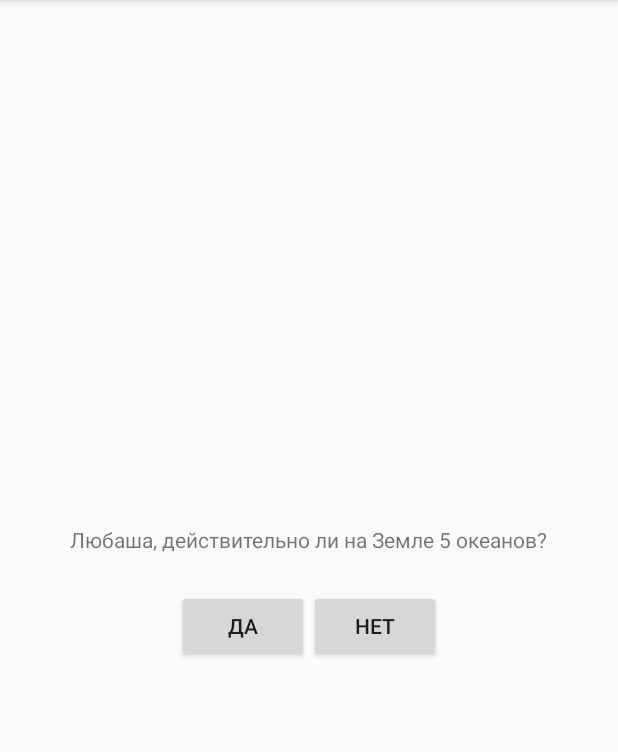
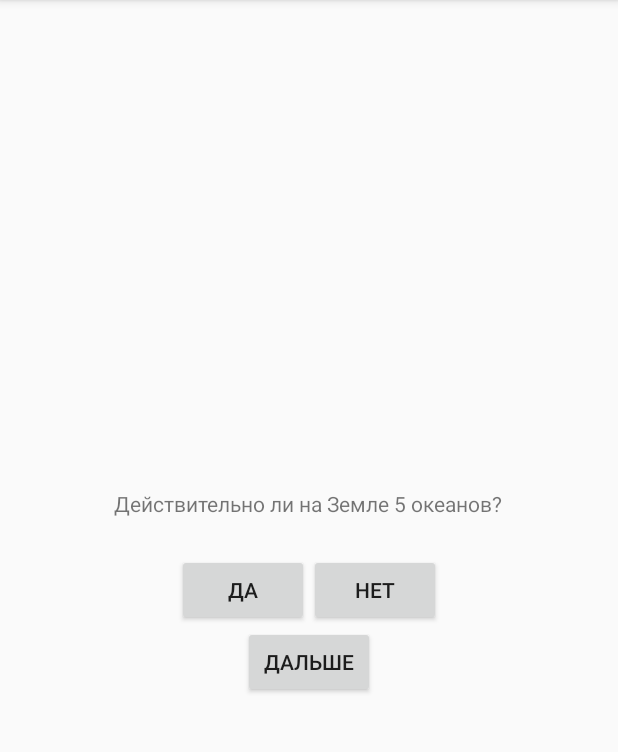
Before and after one commit to behemoth-13/AndroidApp_Questioner, an Android app: the screen it shows after launch (QuizActivity), after a tap on "ДА", on a phone screen of 412 x 824 dp, the part 84-836 px from its top. Run offline under Robolectric (Android 15) with nearby library versions, the phone set to English and light mode, and no system bars.

Commit message:
2 stage(70 page) Quiz

```diff
--- /dev/null
+++ b/app/src/main/java/by/afanasyeu/alex/cleverluba/Question.java
@@ -0,0 +1,32 @@
+package by.afanasyeu.alex.cleverluba;
+
+/**
+ * Created by AlexPC on 18.10.2017.
+ */
+
+public class Question {
+
+    private int mTextResId;
+    private boolean mAnswerTrue;
+
+    public Question(int mTextResId, boolean mAnswerTrue) {
+        this.mTextResId = mTextResId;
+        this.mAnswerTrue = mAnswerTrue;
+    }
+
+    public int getTextResId() {
+        return mTextResId;
+    }
+
+    public void setTextResId(int textResId) {
+        mTextResId = textResId;
+    }
+
+    public boolean isAnswerTrue() {
+        return mAnswerTrue;
+    }
+
+    public void setAnswerTrue(boolean answerTrue) {
+        mAnswerTrue = answerTrue;
+    }
+}
--- a/app/src/main/java/by/afanasyeu/alex/cleverluba/QuizActivity.java
+++ b/app/src/main/java/by/afanasyeu/alex/cleverluba/QuizActivity.java
@@ -4,36 +4,75 @@ import android.support.v7.app.AppCompatActivity;
 import android.os.Bundle;
 import android.view.View;
 import android.widget.Button;
+import android.widget.TextView;
 import android.widget.Toast;
 
 public class QuizActivity extends AppCompatActivity {
 
     private Button mTrueButton;
     private Button mFalseButton;
+    private Button mNextButton;
+    private TextView mQuestionTextView;
+
+    private Question[] mQuestionBank = new Question[] {
+        new Question(R.string.question_oceans, true),
+        new Question(R.string.question_element, true),
+        new Question(R.string.question_tree, true),
+        new Question(R.string.question_water, true),
+    };
+
+    private int mCurrentIndex = 0;
 
     @Override
     protected void onCreate(Bundle savedInstanceState) {
         super.onCreate(savedInstanceState);
         setContentView(R.layout.activity_quiz);
 
+        mQuestionTextView = (TextView) findViewById(R.id.question_text_view);
+
+
         mTrueButton = (Button) findViewById(R.id.true_button);
         mTrueButton.setOnClickListener(new View.OnClickListener() {
             @Override
             public void onClick (View v) {
-                Toast.makeText(QuizActivity.this,
-                        R.string.incorrect_toast,
-                        Toast.LENGTH_SHORT).show();
+                checkAnswer(true);
             }
         });
         mFalseButton = (Button) findViewById(R.id.false_button);
         mFalseButton.setOnClickListener(new View.OnClickListener() {
             @Override
             public void onClick (View v) {
-                Toast.makeText(QuizActivity.this,
-                        R.string.correct_toast,
-                        Toast.LENGTH_SHORT).show();
+                checkAnswer(false);
             }
         });
 
+        mNextButton = (Button) findViewById(R.id.next_button);
+        mNextButton.setOnClickListener(new View.OnClickListener() {
+            @Override
+            public void onClick(View view) {
+                mCurrentIndex = (mCurrentIndex + 1) % mQuestionBank.length;
+                updateQuestion();
+            }
+        });
+
+        updateQuestion();
+    }
+
+    private void updateQuestion() {
+        int question = mQuestionBank[mCurrentIndex].getTextResId();
+        mQuestionTextView.setText(question);
+    }
+
+    private void checkAnswer(boolean userPressedTrue) {
+        boolean answerIsTrue = mQuestionBank[mCurrentIndex].isAnswerTrue();
+
+        int messageResId = 0;
+
+        if (userPressedTrue == answerIsTrue) {
+            messageResId = R.string.correct_toast;
+        } else {
+            messageResId = R.string.incorrect_toast;
+        }
+        Toast.makeText(QuizActivity.this, messageResId, Toast.LENGTH_SHORT).show();
     }
 }
--- a/app/src/main/res/layout/activity_quiz.xml
+++ b/app/src/main/res/layout/activity_quiz.xml
@@ -1,21 +1,4 @@
 <?xml version="1.0" encoding="utf-8"?>
-<!--<android.support.constraint.ConstraintLayout xmlns:android="http://schemas.android.com/apk/res/android"-->
-    <!--xmlns:app="http://schemas.android.com/apk/res-auto"-->
-    <!--xmlns:tools="http://schemas.android.com/tools"-->
-    <!--android:layout_width="match_parent"-->
-    <!--android:layout_height="match_parent"-->
-    <!--tools:context="by.afanasyeu.alex.cleverluba.QuizActivity">-->
-
-    <!--<TextView-->
-        <!--android:layout_width="wrap_content"-->
-        <!--android:layout_height="wrap_content"-->
-        <!--android:text="Hello World!"-->
-        <!--app:layout_constraintBottom_toBottomOf="parent"-->
-        <!--app:layout_constraintLeft_toLeftOf="parent"-->
-        <!--app:layout_constraintRight_toRightOf="parent"-->
-        <!--app:layout_constraintTop_toTopOf="parent" />-->
-
-<!--</android.support.constraint.ConstraintLayout>-->
 <LinearLayout xmlns:android="http://schemas.android.com/apk/res/android"
     android:layout_width="match_parent"
     android:layout_height="match_parent"
@@ -23,10 +6,11 @@
     android:orientation="vertical" >
 
     <TextView
+        android:id="@+id/question_text_view"
         android:layout_width="wrap_content"
         android:layout_height="wrap_content"
-        android:padding="24dp"
-        android:text="@string/question_text" />
+        android:padding="24dp" />
+
 
     <LinearLayout
         android:layout_width="wrap_content"
@@ -47,4 +31,10 @@
 
     </LinearLayout>
 
+    <Button
+        android:id="@+id/next_button"
+        android:layout_width="wrap_content"
+        android:layout_height="wrap_content"
+        android:text="@string/next_button"/>
+
 </LinearLayout>
--- a/app/src/main/res/values/strings.xml
+++ b/app/src/main/res/values/strings.xml
@@ -1,10 +1,21 @@
 <resources>
     <string name="app_name">Умняшка Любашенька</string>
-    <string name="question_text">
-        Любаша, действительно ли на Земле 5 океанов?
+
+    <string name="question_oceans">
+        Действительно ли на Земле 5 океанов?
+    </string>
+    <string name="question_element">
+        Первым элементом таблицы Менделеева является водород?
+    </string>
+    <string name="question_tree">
+        Жевачку делают из жевачного дерева?
+    </string>
+    <string name="question_water">
+        Поверхность Земли покрыта водой на 80%?
     </string>
     <string name="true_button" >Да</string>
     <string name="false_button" >Нет</string>
     <string name="correct_toast" >Правильно, умница!</string>
     <string name="incorrect_toast" >Неправильно, иди учи уроки!</string>
+    <string name="next_button" >Дальше</string>
 </resources>
```
